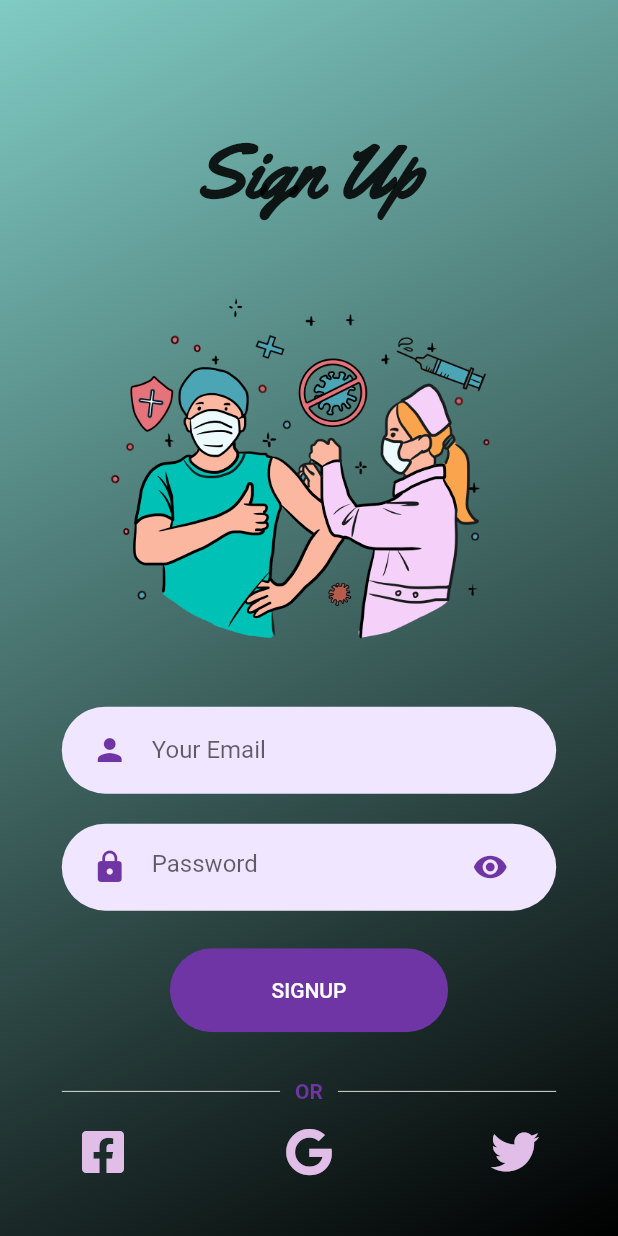
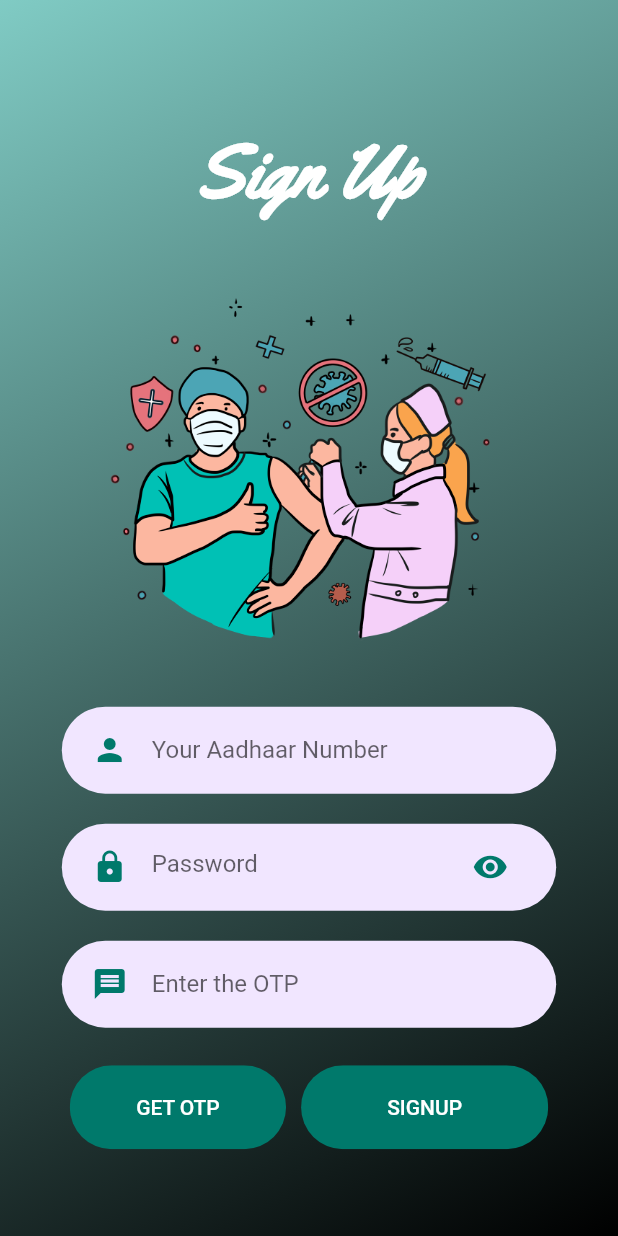
Before and after one commit to InsaneCodersDev/EYtechathon, a Flutter app: the SignUpScreen screen opened directly, on a phone screen of 412 x 824 dp. Run offline on Flutter 3.47's test engine with Material 2 defaults, Android fonts, the phone set to English and light mode, and no system bars; our stand-ins replace animated_theme_switcher, awesome_dialog, circular_profile_avatar, cloud_firestore, firebase_auth, firebase_core and 15 more; missing offline and left inert: barcode_scan, fab_circular_menu, flutter_dialogflow, web3dart; accounts and stored records are empty; network calls fail; project files that could hold a hidden picture were left out.

Commit message:
Did sign up and quiz Screen

```diff
--- a/lib/components/rounded_button.dart
+++ b/lib/components/rounded_button.dart
@@ -10,7 +10,7 @@ class RoundedButton extends StatelessWidget {
       {Key key,
       this.text,
       this.press,
-      this.color = kPrimaryColor,
+      this.color = Colors.teal,
       this.textColor = Colors.white,
       this.width = 0})
       : super(key: key);
@@ -31,7 +31,7 @@ class RoundedButton extends StatelessWidget {
         borderRadius: BorderRadius.circular(29),
         child: FlatButton(
           padding: EdgeInsets.symmetric(vertical: 20, horizontal: 40),
-          color: color,
+          color: Colors.teal[700],
           onPressed: press,
           child: Text(
             text,
--- a/lib/components/rounded_input_field.dart
+++ b/lib/components/rounded_input_field.dart
@@ -22,7 +22,7 @@ class RoundedInputField extends StatelessWidget {
         decoration: InputDecoration(
           icon: Icon(
             icon,
-            color: kPrimaryColor,
+            color: Colors.teal[700],
           ),
           hintText: hintText,
           border: InputBorder.none,
--- a/lib/components/rounded_password_field.dart
+++ b/lib/components/rounded_password_field.dart
@@ -20,11 +20,11 @@ class RoundedPasswordField extends StatelessWidget {
           hintText: "Password",
           icon: Icon(
             Icons.lock,
-            color: kPrimaryColor,
+            color: Colors.teal[700],
           ),
           suffixIcon: Icon(
             Icons.visibility,
-            color: kPrimaryColor,
+            color: Colors.teal[700],
           ),
           border: InputBorder.none,
         ),
--- a/lib/main.dart
+++ b/lib/main.dart
@@ -2,6 +2,7 @@ import 'package:cloud_firestore/cloud_firestore.dart';
 import 'package:flutter/material.dart';
 import 'package:flutter/services.dart';
 import 'package:vaccinemgmt/authenticate.dart';
+import 'package:vaccinemgmt/homePage.dart';
 import 'package:vaccinemgmt/services/auth.dart';
 import 'package:firebase_core/firebase_core.dart';
 import 'package:vaccinemgmt/services/database.dart';
@@ -11,7 +12,6 @@ import 'package:firebase_messaging/firebase_messaging.dart';
 import 'package:vaccinemgmt/globals.dart' as global;
 import 'package:http/http.dart';
 import 'package:web3dart/web3dart.dart';
-import 'package:vaccinemgmt/screens/Signup/signup_screen.dart';
 
 void main() async {
   WidgetsFlutterBinding.ensureInitialized();
@@ -49,7 +49,7 @@ class _MyAppState extends State<MyApp> {
       ],
       child: MaterialApp(
         debugShowCheckedModeBanner: false,
-        home: Authenticate(),
+        home: HomePage(),
       ),
     );
   }
--- a/lib/screens/Signup/components/body.dart
+++ b/lib/screens/Signup/components/body.dart
@@ -43,6 +43,7 @@ class _BodyState extends State<Body> {
                   Text(
                     "Sign Up",
                     style: TextStyle(
+                        color: Colors.white,
                         fontWeight: FontWeight.bold,
                         fontFamily: "YellowTail",
                         fontSize: 50),
@@ -53,12 +54,19 @@ class _BodyState extends State<Body> {
                     height: size.height * 0.35,
                   ),
                   RoundedInputField(
-                    hintText: "Your Email",
+                    hintText: "Your Aadhaar Number",
                     onChanged: (value) {
                       email = value;
                     },
                   ),
                   RoundedPasswordField(
+                    onChanged: (value) {
+                      password = value;
+                    },
+                  ),
+                  RoundedInputField(
+                    hintText: "Enter the OTP",
+                    icon: Icons.message,
                     onChanged: (value) {
                       password = value;
                     },
@@ -69,7 +77,32 @@ class _BodyState extends State<Body> {
                       Padding(
                         padding: const EdgeInsets.all(5.0),
                         child: RoundedButton(
-                          width: MediaQuery.of(context).size.width * 0.45,
+                          width: MediaQuery.of(context).size.width * 0.35,
+                          text: "GET OTP",
+                          press: () async {
+                            setState(() {
+                              loading = true;
+                            });
+                            dynamic result =
+                                await _auth.registerWithEmailAndPassword(
+                                    email, password, currentstate);
+                            if (result != null) {
+                              print(result.uid);
+                              Navigator.push(
+                                  context,
+                                  MaterialPageRoute(
+                                      builder: (context) => HomePage()));
+                            } else {
+                              print("Problem in signing in");
+                              loading = false;
+                            }
+                          },
+                        ),
+                      ),
+                      Padding(
+                        padding: const EdgeInsets.all(5.0),
+                        child: RoundedButton(
+                          width: MediaQuery.of(context).size.width * 0.4,
                           text: "SIGNUP",
                           press: () async {
                             setState(() {
@@ -107,49 +140,6 @@ class _BodyState extends State<Body> {
                   //     );
                   //   },
                   // ),
-                  OrDivider(),
-                  Row(
-                    mainAxisAlignment: MainAxisAlignment.spaceAround,
-                    children: <Widget>[
-                      Icon(
-                        FontAwesomeIcons.facebookSquare,
-                        size: 32,
-                        color: Colors.purple[100],
-                      ),
-                      GestureDetector(
-                        onTap: () async {
-                          setState(() {
-                            loading = true;
-                          });
-
-                          dynamic result =
-                              await _auth.googleSignIn(currentstate);
-                          if (result != null) {
-                            print(result.uid);
-                            Navigator.push(
-                                context,
-                                MaterialPageRoute(
-                                    builder: (context) => HomePage()));
-                          } else {
-                            print("Problem in signing in");
-                            setState(() {
-                              loading = false;
-                            });
-                          }
-                        },
-                        child: Icon(
-                          FontAwesomeIcons.google,
-                          size: 32,
-                          color: Colors.purple[100],
-                        ),
-                      ),
-                      Icon(
-                        FontAwesomeIcons.twitter,
-                        size: 32,
-                        color: Colors.purple[100],
-                      ),
-                    ],
-                  )
                 ],
               ),
             ),
```
Also changed, not shown: lib/leaderboard.dart (+10 -0 lines), lib/quiz.dart (added, +186 -0 lines), lib/quizModel.dart (added, +9 -0 lines), assets/images/png.png (added), assets/images/png1 (2).png (added), assets/images/png1 (3).png (added), assets/images/png2.png (added).
